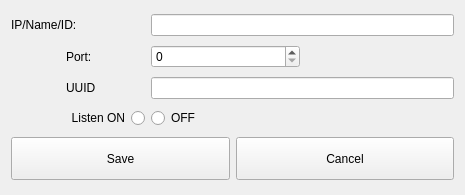
First picture: the form in ui/listener-edit.ui, repository berndhs/arado, before the edit.
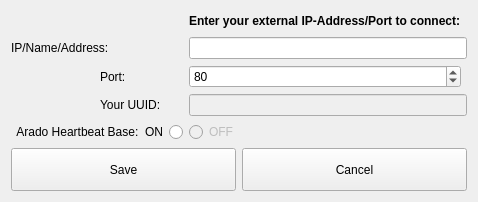
Second picture: the form after the edit. Icons and pictures are not drawn.

Commit message: update listener edit form layout with heartbeat button icon.

Diff of the .ui file:
```diff
--- a/ui/listener-edit.ui
+++ b/ui/listener-edit.ui
@@ -6,8 +6,8 @@
    <rect>
     <x>0</x>
     <y>0</y>
-    <width>465</width>
-    <height>195</height>
+    <width>457</width>
+    <height>202</height>
    </rect>
   </property>
   <property name="windowTitle">
@@ -18,7 +18,7 @@
     <normaloff>:/arado-logo-colo-128.png</normaloff>:/arado-logo-colo-128.png</iconset>
   </property>
   <layout class="QGridLayout" name="gridLayout">
-   <item row="0" column="0" colspan="2">
+   <item row="1" column="0" colspan="2">
     <widget class="QLabel" name="label">
      <property name="sizePolicy">
       <sizepolicy hsizetype="Expanding" vsizetype="Preferred">
@@ -30,11 +30,11 @@
       <enum>Qt::RightToLeft</enum>
      </property>
      <property name="text">
-      <string>IP/Name/ID:</string>
+      <string>IP/Name/Address:</string>
      </property>
     </widget>
    </item>
-   <item row="0" column="2" colspan="2">
+   <item row="1" column="2" colspan="2">
     <widget class="QLineEdit" name="addressEdit">
      <property name="sizePolicy">
       <sizepolicy hsizetype="Expanding" vsizetype="Fixed">
@@ -44,7 +44,7 @@
      </property>
     </widget>
    </item>
-   <item row="1" column="2">
+   <item row="2" column="2">
     <widget class="QSpinBox" name="portBox">
      <property name="sizePolicy">
       <sizepolicy hsizetype="Expanding" vsizetype="Fixed">
@@ -55,19 +55,31 @@
      <property name="maximum">
       <number>65535</number>
      </property>
+     <property name="value">
+      <number>80</number>
+     </property>
     </widget>
    </item>
-   <item row="2" column="2" colspan="2">
+   <item row="3" column="2" colspan="2">
     <widget class="QLineEdit" name="uuidEdit">
+     <property name="enabled">
+      <bool>false</bool>
+     </property>
      <property name="sizePolicy">
       <sizepolicy hsizetype="Expanding" vsizetype="Fixed">
        <horstretch>30</horstretch>
        <verstretch>0</verstretch>
       </sizepolicy>
      </property>
+     <property name="inputMethodHints">
+      <set>Qt::ImhPreferUppercase|Qt::ImhUppercaseOnly</set>
+     </property>
+     <property name="readOnly">
+      <bool>true</bool>
+     </property>
     </widget>
    </item>
-   <item row="6" column="0" colspan="4">
+   <item row="7" column="0" colspan="4">
     <layout class="QHBoxLayout" name="horizontalLayout">
      <item>
       <widget class="QPushButton" name="saveButton">
@@ -117,8 +129,11 @@
      </item>
     </layout>
    </item>
-   <item row="4" column="2">
+   <item row="5" column="2">
     <widget class="QRadioButton" name="offCheck">
+     <property name="enabled">
+      <bool>false</bool>
+     </property>
      <property name="text">
       <string>OFF</string>
      </property>
@@ -127,20 +142,20 @@
      </attribute>
     </widget>
    </item>
-   <item row="4" column="1">
+   <item row="5" column="0" colspan="2">
     <widget class="QRadioButton" name="onCheck">
      <property name="layoutDirection">
       <enum>Qt::RightToLeft</enum>
      </property>
      <property name="text">
-      <string>Listen ON</string>
+      <string>Arado Heartbeat Base:  ON</string>
      </property>
      <attribute name="buttonGroup">
       <string>inuseGroup</string>
      </attribute>
     </widget>
    </item>
-   <item row="1" column="1">
+   <item row="2" column="1">
     <widget class="QLabel" name="label_2">
      <property name="sizePolicy">
       <sizepolicy hsizetype="Expanding" vsizetype="Preferred">
@@ -156,7 +171,7 @@
      </property>
     </widget>
    </item>
-   <item row="2" column="1">
+   <item row="3" column="1">
     <widget class="QLabel" name="label_5">
      <property name="sizePolicy">
       <sizepolicy hsizetype="Expanding" vsizetype="Preferred">
@@ -168,7 +183,30 @@
       <enum>Qt::RightToLeft</enum>
      </property>
      <property name="text">
-      <string>UUID</string>
+      <string>Your UUID:</string>
+     </property>
+    </widget>
+   </item>
+   <item row="0" column="0">
+    <widget class="QLabel" name="label_3">
+     <property name="text">
+      <string/>
+     </property>
+     <property name="pixmap">
+      <pixmap resource="../arado.qrc">:/images/heartbeat.png</pixmap>
+     </property>
+    </widget>
+   </item>
+   <item row="0" column="2">
+    <widget class="QLabel" name="label_4">
+     <property name="font">
+      <font>
+       <weight>75</weight>
+       <bold>true</bold>
+      </font>
+     </property>
+     <property name="text">
+      <string>Enter your external IP-Address/Port to connect:</string>
      </property>
     </widget>
    </item>
```
Left out of the diff: 2 changed lines with no effect on the pictures. The commit also changes 5 other files.
